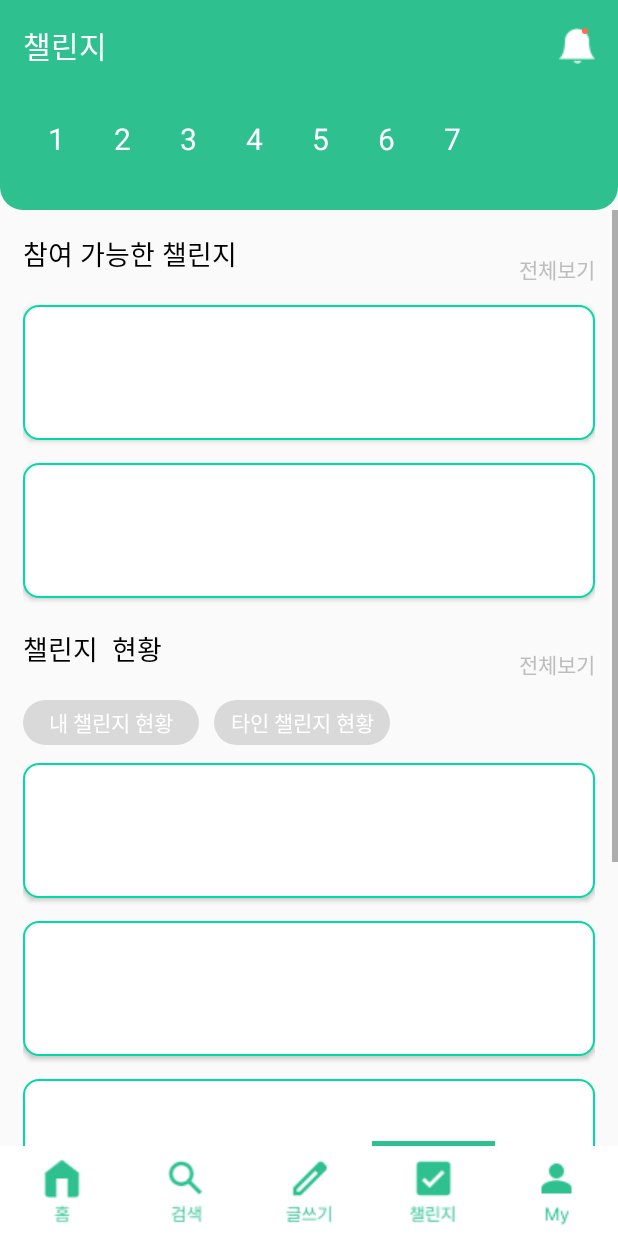
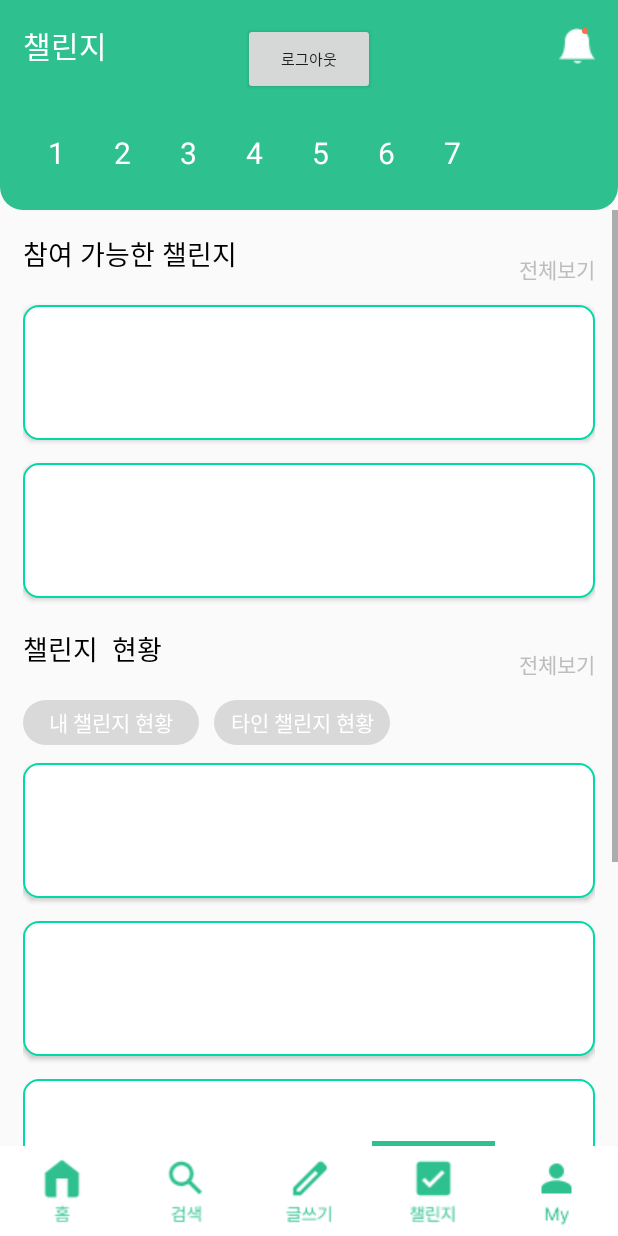
Before and after one commit to SeneKim/Guru2project, an Android app: the screen it shows after launch once a user with an empty profile is signed in (MainScreenActivity), after a tap on an icon or button, on a phone screen of 412 x 824 dp. Run offline under Robolectric (Android 15) with nearby library versions, the phone set to English and light mode, and no system bars; our stand-ins replace Firebase (no records; nobody signed in at launch, a user with empty details on screens opened directly), data binding.

Commit message:
로그아웃 시 로그인화면으로 이동 (프래그먼트 안에서 버튼 이벤트 작동이 되지 않아 주석처리)

```diff
--- a/app/src/main/java/com/example/guru2project/fragments/ChallengeFragment.kt
+++ b/app/src/main/java/com/example/guru2project/fragments/ChallengeFragment.kt
@@ -1,25 +1,50 @@
 package com.example.guru2project.fragments
 
+import android.content.Intent
 import android.os.Bundle
+import android.util.Log
 import androidx.fragment.app.Fragment
 import android.view.LayoutInflater
 import android.view.View
 import android.view.ViewGroup
+import android.widget.Button
 import androidx.databinding.DataBindingUtil
 import androidx.navigation.findNavController
 import com.example.guru2project.R
 import com.example.guru2project.databinding.FragmentChallengeBinding
 import com.example.guru2project.databinding.FragmentWriteBinding
+import com.example.guru2project.login.auth.IntroActivity
+import com.google.firebase.auth.FirebaseAuth
+import com.google.firebase.auth.ktx.auth
+import com.google.firebase.ktx.Firebase
 
 // TODO: Rename parameter arguments, choose names that match
 // the fragment initialization parameters, e.g. ARG_ITEM_NUMBER
 
 class ChallengeFragment : Fragment() {
 
-    private lateinit var binding : FragmentChallengeBinding
+    private lateinit var binding: FragmentChallengeBinding
+    private lateinit var auth: FirebaseAuth
 
     override fun onCreate(savedInstanceState: Bundle?) {
         super.onCreate(savedInstanceState)
+
+        auth = Firebase.auth
+/*        activity?.let {
+            *//*로그아웃 버튼*//*
+            view?.findViewById<Button>(R.id.logoutBtn)?.setOnClickListener {
+                Log.d("logout", "로그아웃 버튼 클릭")
+                auth.signOut()
+
+                val intent = Intent(context, IntroActivity::class.java)
+                intent.flags = Intent.FLAG_ACTIVITY_NEW_TASK or Intent.FLAG_ACTIVITY_CLEAR_TOP
+                startActivity(intent)
+                Log.d("logout", "로그인 창 이동")
+
+            }
+
+        }*/
+
 
     }
 
@@ -27,9 +52,10 @@ class ChallengeFragment : Fragment() {
         inflater: LayoutInflater, container: ViewGroup?,
         savedInstanceState: Bundle?
     ): View? {
+
         // Inflate the layout for this fragment
 
-        binding =  DataBindingUtil.inflate(inflater,R.layout.fragment_challenge,container,false)
+        binding = DataBindingUtil.inflate(inflater, R.layout.fragment_challenge, container, false)
 
 
         //쓰기 페이지
--- a/app/src/main/java/com/example/guru2project/login/preTest/testResultActivity.kt
+++ b/app/src/main/java/com/example/guru2project/login/preTest/testResultActivity.kt
@@ -72,7 +72,7 @@ class testResultActivity : AppCompatActivity() {
 
         finshBtn.setOnClickListener {
             Toast.makeText(this, "어서오세요", Toast.LENGTH_LONG).show()
-            val intent = Intent(this, HomeFragment::class.java)
+            val intent = Intent(this, MainScreenActivity::class.java)
             startActivity(intent)
         }
 
--- a/app/src/main/res/layout/activity_main_screen.xml
+++ b/app/src/main/res/layout/activity_main_screen.xml
@@ -13,7 +13,7 @@
         android:layout_height="match_parent"
         app:defaultNavHost="true"
         app:navGraph="@navigation/main_nav"
-        tools:layout_editor_absoluteX="15dp"
-        tools:layout_editor_absoluteY="709dp" />
+        tools:layout_editor_absoluteX="-66dp"
+        tools:layout_editor_absoluteY="443dp" />
 
 </androidx.constraintlayout.widget.ConstraintLayout>
--- a/app/src/main/res/layout/fragment_challenge.xml
+++ b/app/src/main/res/layout/fragment_challenge.xml
@@ -38,6 +38,16 @@
                         android:layout_height="wrap_content"
                         android:text="챌린지"
                         android:textColor="@color/white"
+                        app:layout_constraintStart_toStartOf="parent"
+                        app:layout_constraintTop_toTopOf="parent" />
+
+                    <Button
+                        android:id="@+id/logoutBtn"
+                        android:layout_width="wrap_content"
+                        android:layout_height="wrap_content"
+                        android:text="로그아웃"
+                        android:textSize="10sp"
+                        app:layout_constraintEnd_toEndOf="parent"
                         app:layout_constraintStart_toStartOf="parent"
                         app:layout_constraintTop_toTopOf="parent" />
 
```
Also changed, not shown: app/src/main/java/com/example/guru2project/MainScreenActivity.kt (+9 -0 lines).
